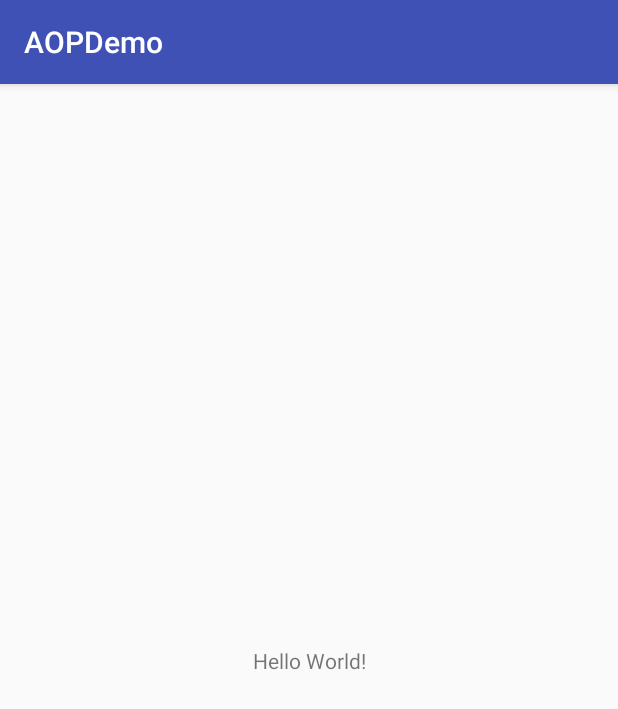
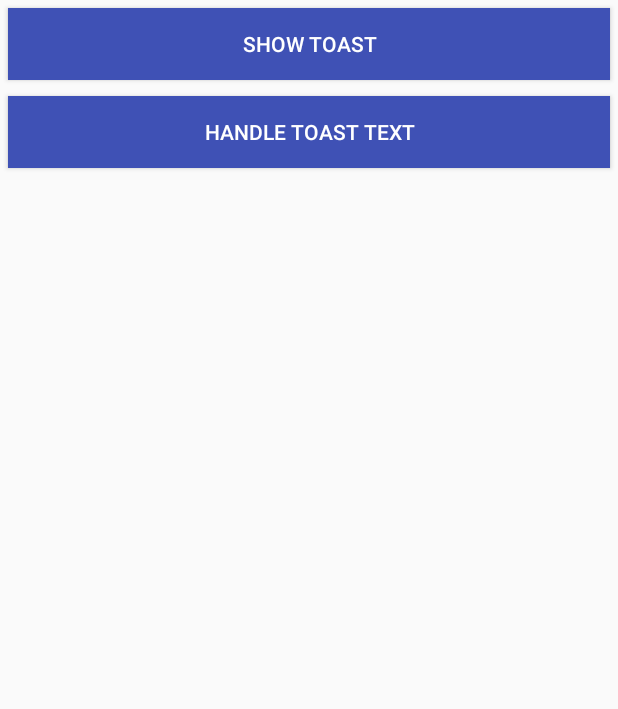
Before and after one commit to AnotherJack/AOPDemo, an Android app: the screen it shows after launch (MainActivity), on a phone screen of 412 x 824 dp. Shown: the top 709 px of the screen. Run offline under Robolectric (Android 15) with nearby library versions, the phone set to English and light mode, and no system bars.

Commit message:
emm……i dont know what to write

```diff
--- a/app/src/main/java/io/github/anotherjack/aopdemo/MainActivity.java
+++ /dev/null
@@ -1,13 +0,0 @@
-package io.github.anotherjack.aopdemo;
-
-import android.support.v7.app.AppCompatActivity;
-import android.os.Bundle;
-
-public class MainActivity extends AppCompatActivity {
-
-    @Override
-    protected void onCreate(Bundle savedInstanceState) {
-        super.onCreate(savedInstanceState);
-        setContentView(R.layout.activity_main);
-    }
-}
--- /dev/null
+++ b/app/src/main/java/io/github/anotherjack/aopdemo/MainActivity.kt
@@ -0,0 +1,31 @@
+package io.github.anotherjack.aopdemo
+
+import android.app.Activity
+import android.os.Bundle
+import android.support.v7.app.AppCompatActivity
+import android.util.Log
+import android.widget.Toast
+import io.github.anotherjack.testlib.annotation.ToolbarActivity
+import kotlinx.android.synthetic.main.activity_main.*
+
+@ToolbarActivity
+class MainActivity : AppCompatActivity() {
+    private val TAG = "MainActivity"
+
+    override fun onCreate(savedInstanceState: Bundle?) {
+        super.onCreate(savedInstanceState)
+        setContentView(R.layout.activity_main)
+        Log.d(TAG, " --> onCreate")
+
+        beforeShowToast.setOnClickListener {
+            Toast.makeText(this,"原始的toast",Toast.LENGTH_SHORT).show()
+        }
+
+        handleToastText.setOnClickListener {
+            val toast = Toast.makeText(this,"origin",Toast.LENGTH_SHORT)
+            toast.setText("没处理的toast")
+            toast.show()
+        }
+    }
+
+}
--- a/app/src/main/res/layout/activity_main.xml
+++ b/app/src/main/res/layout/activity_main.xml
@@ -1,18 +1,27 @@
 <?xml version="1.0" encoding="utf-8"?>
-<android.support.constraint.ConstraintLayout xmlns:android="http://schemas.android.com/apk/res/android"
+<LinearLayout
+    xmlns:android="http://schemas.android.com/apk/res/android"
     xmlns:app="http://schemas.android.com/apk/res-auto"
     xmlns:tools="http://schemas.android.com/tools"
     android:layout_width="match_parent"
     android:layout_height="match_parent"
+    android:orientation="vertical"
     tools:context="io.github.anotherjack.aopdemo.MainActivity">
+    <Button
+        android:id="@+id/beforeShowToast"
+        android:text="show toast"
+        android:layout_margin="5dp"
+        android:background="@color/colorPrimary"
+        android:textColor="@android:color/white"
+        android:layout_width="match_parent"
+        android:layout_height="wrap_content" />
 
-    <TextView
-        android:layout_width="wrap_content"
-        android:layout_height="wrap_content"
-        android:text="Hello World!"
-        app:layout_constraintBottom_toBottomOf="parent"
-        app:layout_constraintLeft_toLeftOf="parent"
-        app:layout_constraintRight_toRightOf="parent"
-        app:layout_constraintTop_toTopOf="parent" />
-
-</android.support.constraint.ConstraintLayout>
+    <Button
+        android:id="@+id/handleToastText"
+        android:text="handle toast text"
+        android:layout_margin="5dp"
+        android:background="@color/colorPrimary"
+        android:textColor="@android:color/white"
+        android:layout_width="match_parent"
+        android:layout_height="wrap_content" />
+</LinearLayout>
--- a/app/src/main/res/values/styles.xml
+++ b/app/src/main/res/values/styles.xml
@@ -1,7 +1,7 @@
 <resources>
 
     <!-- Base application theme. -->
-    <style name="AppTheme" parent="Theme.AppCompat.Light.DarkActionBar">
+    <style name="AppTheme" parent="Theme.AppCompat.Light.NoActionBar">
         <!-- Customize your theme here. -->
         <item name="colorPrimary">@color/colorPrimary</item>
         <item name="colorPrimaryDark">@color/colorPrimaryDark</item>
--- a/build.gradle
+++ b/build.gradle
@@ -1,11 +1,14 @@
 // Top-level build file where you can add configuration options common to all sub-projects/modules.
 
 buildscript {
+    ext.kotlin_version = '1.1.51'
     repositories {
         jcenter()
     }
     dependencies {
         classpath 'com.android.tools.build:gradle:2.3.2'
+        classpath "org.jetbrains.kotlin:kotlin-gradle-plugin:$kotlin_version"
+        classpath 'com.hujiang.aspectjx:gradle-android-plugin-aspectjx:1.1.0'
 
         // NOTE: Do not place your application dependencies here; they belong
         // in the individual module build.gradle files
--- a/testlib/build.gradle
+++ b/testlib/build.gradle
@@ -1,4 +1,5 @@
 apply plugin: 'com.android.library'
+apply plugin: 'android-aspectjx'
 
 android {
     compileSdkVersion 26
```
Also changed, not shown: app/build.gradle (+9 -1 lines), testlib/src/main/java/io/github/anotherjack/testlib/MyAspect.java (added, +47 -0 lines), testlib/src/main/java/io/github/anotherjack/testlib/annotation/ToolbarActivity.java (added, +13 -0 lines).
